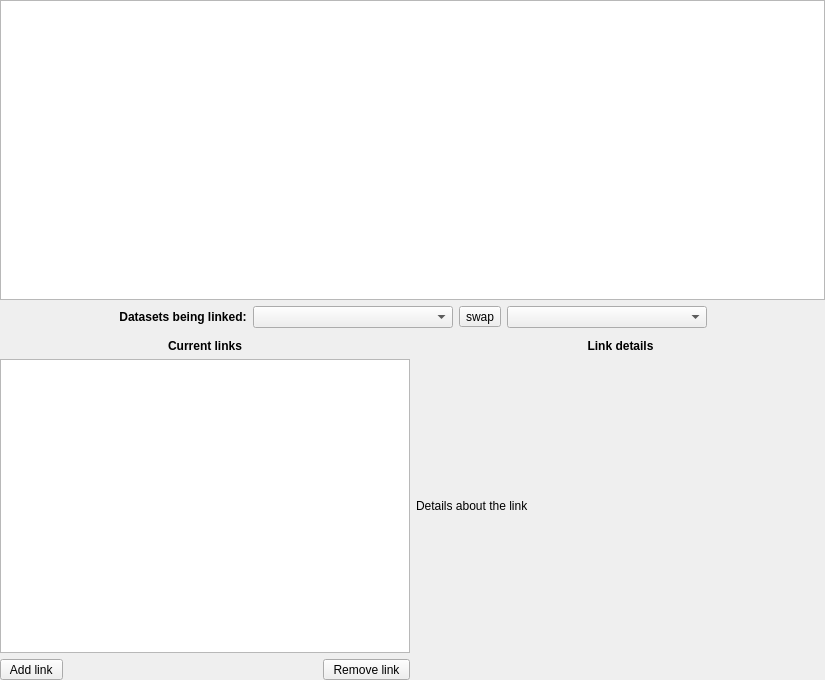
First picture: the form in glue/dialogs/link_editor/qt/link_editor_widget.ui, repository glue-viz/glue, before the edit.
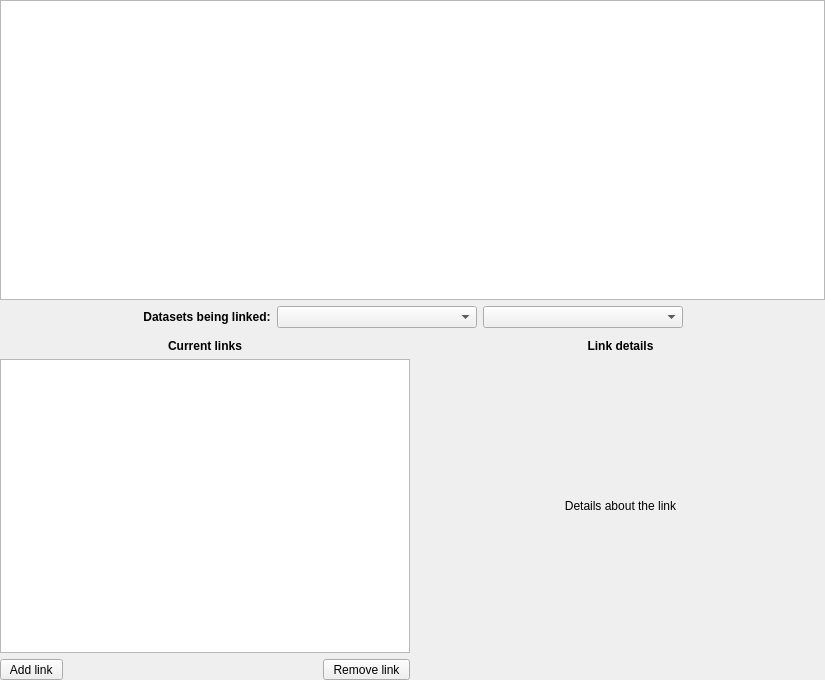
Second picture: the form after the edit. Custom widgets are drawn as their Qt base class.

What changed in the file:
```diff
--- a/glue/dialogs/link_editor/qt/link_editor_widget.ui
+++ b/glue/dialogs/link_editor/qt/link_editor_widget.ui
@@ -92,13 +92,6 @@
        </property>
       </widget>
      </item>
-     <item>
-      <widget class="QToolButton" name="toolButton">
-       <property name="text">
-        <string>swap</string>
-       </property>
-      </widget>
-     </item>
      <item>
       <widget class="QComboBox" name="combosel_data1">
        <property name="minimumSize">
@@ -150,11 +143,17 @@
      </property>
      <item row="2" column="1">
       <layout class="QVBoxLayout" name="verticalLayout">
+       <property name="sizeConstraint">
+        <enum>QLayout::SetDefaultConstraint</enum>
+       </property>
        <item>
         <widget class="QLabel" name="link_details">
          <property name="text">
           <string>Details about the link</string>
          </property>
+         <property name="alignment">
+          <set>Qt::AlignCenter</set>
+         </property>
          <property name="wordWrap">
           <bool>true</bool>
          </property>
```
